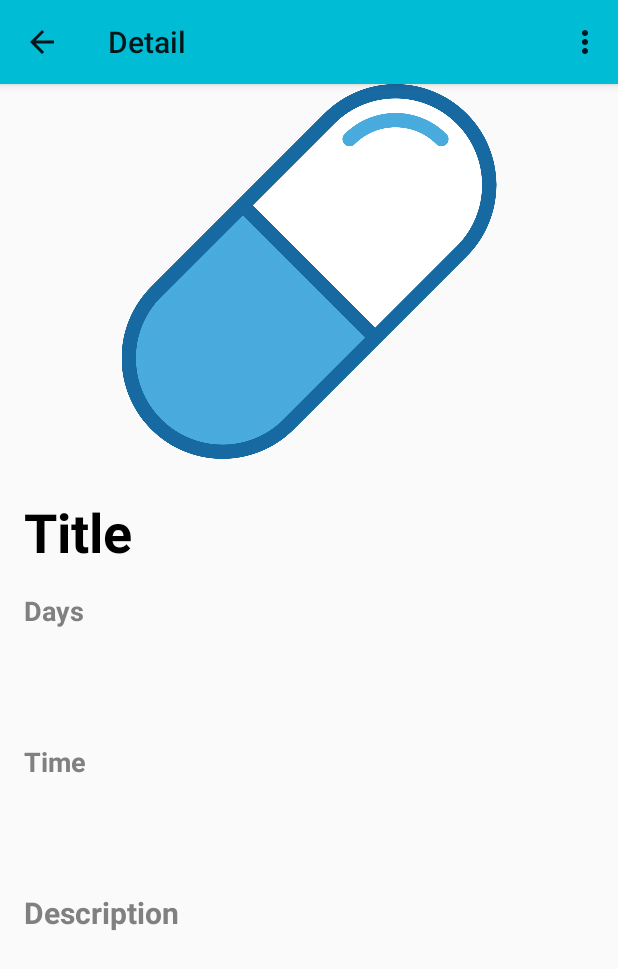
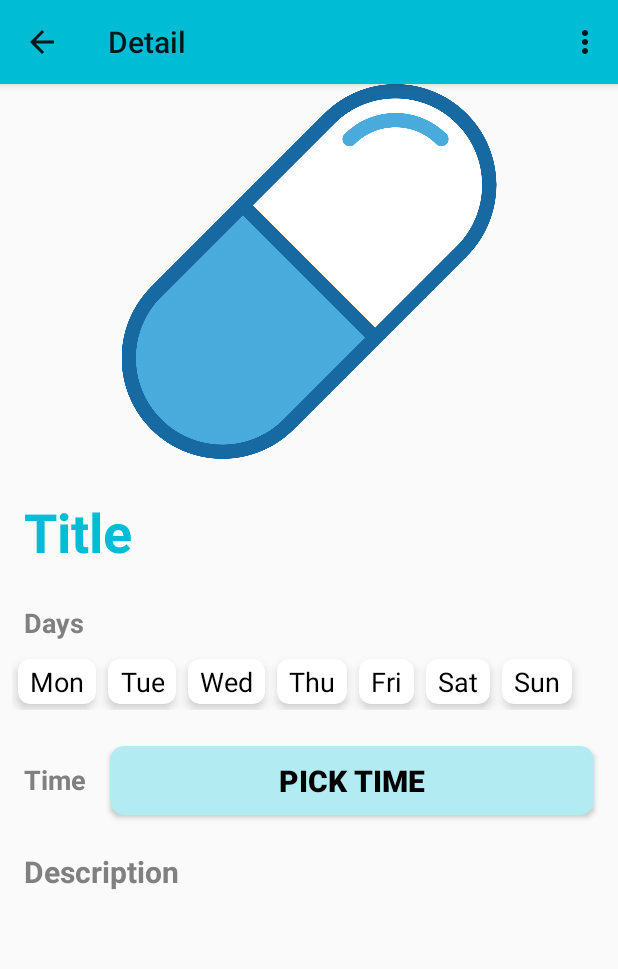
Before and after one commit to sothengski/MyHealthReminder, an Android app: the DetailActivity screen opened directly, with no data from a screen before it, on a phone screen of 412 x 824 dp. Shown: the top 969 px of the screen. Run offline under Robolectric (Android 15) with nearby library versions, the phone set to English and light mode, and no system bars; 3 statements that could not run were skipped.

Commit message:
Updated Detail Screen

```diff
--- a/app/src/main/java/com/example/myhealthreminder/CreateActivity.kt
+++ b/app/src/main/java/com/example/myhealthreminder/CreateActivity.kt
@@ -129,7 +129,7 @@ class CreateActivity : AppCompatActivity() {
             // Get data from EditText
             val title = cTitleInput.text.toString()
             val description = cDescriptionInput.text.toString()
-            val status = 1
+            val status = if (isUpdate) reminderData.status else 1
             // arrayList of DayModel Object
             val daysSelectedList: ArrayList<DayModel> = ArrayList()
             // if timepicker is empty and difference from TimeFormat, set it to ""
--- a/app/src/main/java/com/example/myhealthreminder/DetailActivity.kt
+++ b/app/src/main/java/com/example/myhealthreminder/DetailActivity.kt
@@ -15,8 +15,12 @@ import androidx.appcompat.app.AlertDialog
 import androidx.appcompat.app.AppCompatActivity
 import androidx.core.view.ViewCompat
 import androidx.core.view.WindowInsetsCompat
-import com.example.myhealthreminder.models.AlarmItemModel
+import androidx.recyclerview.widget.LinearLayoutManager
+import androidx.recyclerview.widget.RecyclerView
+import com.example.myhealthreminder.adapters.DaysAdapter
+import com.example.myhealthreminder.models.DayModel
 import com.example.myhealthreminder.models.ReminderModel
+import com.example.myhealthreminder.models.dayList
 import com.example.myhealthreminder.utils.DataBaseHelper
 import com.example.myhealthreminder.utils.cancelAllAlarmTimes
 import com.example.myhealthreminder.utils.convertTimeFormat
@@ -26,6 +30,9 @@ class DetailActivity : AppCompatActivity() {
     private var TAG = "DetailActivity"
     private var dbHelper: DataBaseHelper? = null
     lateinit var reminderData: ReminderModel
+
+    var daysList: ArrayList<DayModel>? = null
+    var daysSelected = ""
 
     override fun onCreate(savedInstanceState: Bundle?) {
         super.onCreate(savedInstanceState)
@@ -44,9 +51,16 @@ class DetailActivity : AppCompatActivity() {
         val imageView: ImageView = findViewById(R.id.imageView)
         val dTitle: TextView = findViewById(R.id.dTitle)
         val dDescription: TextView = findViewById(R.id.dDescriptionData)
-        val dDay: TextView = findViewById(R.id.dDayData)
-        val dTime: TextView = findViewById(R.id.dTimeData)
+//        val dDay: TextView = findViewById(R.id.dDayData)
+//        val dTime: TextView = findViewById(R.id.dTimeData)
+        val btnRemiderTime: Button = findViewById(R.id.btnRemiderTime)
         val dDeleteBtn: Button = findViewById(R.id.dDeleteBtn)
+
+        daysList = dayList
+        // for each day in daysList, set status to false
+        for (day in daysList!!) {
+            day.status = false
+        }
 
         // Get the data from the intent
         val intent = intent
@@ -58,9 +72,21 @@ class DetailActivity : AppCompatActivity() {
             imageView.setImageResource(bundle.getInt("image"))
             dTitle.text = (reminderData.title)
             dDescription.text = (reminderData.description)
-            dDay.text = (reminderData.reminderDays)
-            dTime.text = convertTimeFormat(reminderData.reminderTimes)
+//            dDay.text = (reminderData.reminderDays)
+            daysSelected = reminderData.reminderDays
+//            dTime.text = convertTimeFormat(reminderData.reminderTimes)
+            btnRemiderTime.text = convertTimeFormat(reminderData.reminderTimes)
+
+            // Set the days selected
+            for (day in daysList!!) {
+                if (daysSelected.contains(day.title)) {
+                    day.status = true
+//                    Log.d("TAG", "day: ${day.title} status: ${day.status}")
+                }
+            }
         }
+        // disable reminder time button
+        btnRemiderTime.isClickable = false
 
         supportActionBar!!.title =
             "Detail" // ${if (reminderData.status == 1) "active" else "inactive"}
@@ -70,6 +96,37 @@ class DetailActivity : AppCompatActivity() {
         dDeleteBtn.setOnClickListener {
             deleteConfirmation(reminderData)
         }
+        daysRecyclerView(daysList!!)
+    }
+
+    private fun daysRecyclerView(daysListData: ArrayList<DayModel>) {
+        // 1- RecyclerView
+        val daysRecyclerView: RecyclerView = findViewById(R.id.recyclerView_filter)
+        daysRecyclerView.layoutManager =
+            LinearLayoutManager(this, LinearLayoutManager.HORIZONTAL, false)
+
+
+        // 2- Data source: List of ReminderModel Object
+//        var filter1 = DayModel(1, "Mon", true)
+//        var filter2 = DayModel(2, "Tue", false)
+//        var filter3 = DayModel(3, "Wed", false)
+//        var filter4 = DayModel(4, "Thu", false)
+//        var filter5 = DayModel(5, "Fri", false)
+//        var filter6 = DayModel(6, "Sat", false)
+//        var filter7 = DayModel(7, "Sun", false)
+//
+//        daysList.add(filter1)
+//        daysList.add(filter2)
+//        daysList.add(filter3)
+//        daysList.add(filter4)
+//        daysList.add(filter5)
+//        daysList.add(filter6)
+//        daysList.add(filter7)
+
+        // 3- Adapter
+        val adapter = DaysAdapter(daysListData, false)
+        daysRecyclerView.adapter = adapter
+        // disable click on the recycler view
     }
 
     override fun onCreateOptionsMenu(menu: Menu?): Boolean {
@@ -120,17 +177,14 @@ class DetailActivity : AppCompatActivity() {
             if (reminderData.status == 1) {
                 // schedule the alarm
                 setAllAlarmTimes(this, reminderData)
-            }
-            else {
+            } else {
                 // Cancel the alarm
                 cancelAllAlarmTimes(this, reminderData)
             }
 
-
             // Update the menu item title to reflect the new status value (active or inactive) in the menu
             invalidateOptionsMenu() // This will trigger the onCreateOptionsMenu method to be called again
             Toast.makeText(this, "Status updated successfully", Toast.LENGTH_SHORT).show()
-
         }
     }
 
--- a/app/src/main/java/com/example/myhealthreminder/adapters/DaysAdapter.kt
+++ b/app/src/main/java/com/example/myhealthreminder/adapters/DaysAdapter.kt
@@ -11,7 +11,10 @@ import androidx.recyclerview.widget.RecyclerView
 import com.example.myhealthreminder.models.DayModel
 import com.example.myhealthreminder.R
 
-class DaysAdapter(private val daysList: ArrayList<DayModel>) :
+class DaysAdapter(
+    private val daysList: ArrayList<DayModel>,
+    private val isClickable: Boolean = true
+) :
     RecyclerView.Adapter<DaysAdapter.MyViewHolder>() {
     // ViewHolder: Holds references to the views within each item in the recyclerView
     private var listener: OnItemClickListener? = null
@@ -35,21 +38,27 @@ class DaysAdapter(private val daysList: ArrayList<DayModel>) :
         val filterData: DayModel = daysList[position]
         holder.bindItems(filterData)
 
-        // Set click listener for the card view
-        holder.itemView.setOnClickListener {
+        if (!isClickable) {
+            holder.itemView.setOnClickListener(null)
+        } else {
+            // Set click listener for the card view
+            holder.itemView.setOnClickListener {
 //            Toast.makeText(
 //                holder.itemView.context,
 //                "You Clicked: ${filterData.title}",
 //                Toast.LENGTH_SHORT
 //            ).show()
-            // Handle the click event here
-            filterData.status = !filterData.status
-            notifyDataSetChanged()
+                // Handle the click event here
+                filterData.status = !filterData.status
+                notifyDataSetChanged()
 
 //            if (listener != null) {
 //                listener!!.onItemClick(filterData, position)
 //            }
+            }
         }
+
+
     }
 
     inner class MyViewHolder(itemView: View) : RecyclerView.ViewHolder(itemView) {
--- a/app/src/main/res/layout/activity_detail.xml
+++ b/app/src/main/res/layout/activity_detail.xml
@@ -7,7 +7,6 @@
     android:fillViewport="true"
     android:orientation="vertical"
     tools:context=".DetailActivity">
-
 
     <androidx.constraintlayout.widget.ConstraintLayout
         android:id="@+id/constraintLayout"
@@ -30,7 +29,7 @@
             android:layout_marginStart="16dp"
             android:layout_marginTop="24dp"
             android:text="Title"
-            android:textColor="@color/black"
+            android:textColor="@color/primary"
             android:textSize="36sp"
             android:textStyle="bold"
             app:layout_constraintStart_toStartOf="parent"
@@ -41,7 +40,7 @@
             android:layout_width="wrap_content"
             android:layout_height="wrap_content"
             android:layout_marginStart="16dp"
-            android:layout_marginTop="16dp"
+            android:layout_marginTop="24dp"
             android:text="@string/days"
             android:textColor="@color/gray"
             android:textSize="18sp"
@@ -49,66 +48,95 @@
             app:layout_constraintStart_toStartOf="parent"
             app:layout_constraintTop_toBottomOf="@+id/dTitle" />
 
-        <TextView
-            android:id="@+id/dDayData"
-            android:layout_width="wrap_content"
+        <androidx.recyclerview.widget.RecyclerView
+            android:id="@+id/recyclerView_filter"
+            android:layout_width="match_parent"
             android:layout_height="wrap_content"
-            android:layout_marginStart="16dp"
-            android:layout_marginTop="16dp"
-            android:text=""
-            android:textColor="@color/black"
-            android:textSize="24sp"
-            android:textStyle="bold"
+            android:layout_margin="8dp"
+            android:layout_marginTop="260dp"
+            android:nestedScrollingEnabled="true"
+            app:layout_constraintEnd_toEndOf="parent"
             app:layout_constraintStart_toStartOf="parent"
             app:layout_constraintTop_toBottomOf="@+id/dDayLabel" />
+
+        <!--        <TextView-->
+        <!--            android:id="@+id/dDayData"-->
+        <!--            android:layout_width="wrap_content"-->
+        <!--            android:layout_height="wrap_content"-->
+        <!--            android:layout_marginStart="16dp"-->
+        <!--            android:layout_marginTop="16dp"-->
+        <!--            android:text=""-->
+        <!--            android:textColor="@color/black"-->
+        <!--            android:textSize="24sp"-->
+        <!--            android:textStyle="bold"-->
+        <!--            app:layout_constraintStart_toStartOf="parent"-->
+        <!--            app:layout_constraintTop_toBottomOf="@+id/dDayLabel" />-->
 
         <TextView
             android:id="@+id/dTimeLabel"
             android:layout_width="wrap_content"
             android:layout_height="wrap_content"
             android:layout_marginStart="16dp"
-            android:layout_marginTop="76dp"
+            android:layout_marginTop="34dp"
             android:text="@string/time"
             android:textColor="@color/gray"
             android:textSize="18sp"
             android:textStyle="bold"
             app:layout_constraintStart_toStartOf="parent"
-            app:layout_constraintTop_toBottomOf="@+id/dDayLabel" />
+            app:layout_constraintTop_toBottomOf="@+id/recyclerView_filter" />
 
-        <TextView
-            android:id="@+id/dTimeData"
-            android:layout_width="wrap_content"
-            android:layout_height="56dp"
-            android:layout_marginStart="76dp"
-            android:layout_marginTop="76dp"
-            android:text=""
+        <Button
+            android:id="@+id/btnRemiderTime"
+            android:layout_width="0dp"
+            android:layout_height="46dp"
+            android:layout_marginStart="16dp"
+            android:layout_marginTop="24dp"
+            android:layout_marginEnd="16dp"
+            android:background="@drawable/button_bg"
+            android:backgroundTint="@color/primaryLight"
+            android:elevation="4dp"
+            android:text="@string/pick_time"
             android:textColor="@color/black"
-            android:textSize="24sp"
+            android:textSize="20sp"
             android:textStyle="bold"
-            app:layout_constraintStart_toStartOf="parent"
-            app:layout_constraintTop_toBottomOf="@+id/dDayLabel" />
+            app:layout_constraintEnd_toEndOf="parent"
+            app:layout_constraintStart_toEndOf="@+id/dTimeLabel"
+            app:layout_constraintTop_toBottomOf="@+id/recyclerView_filter" />
+
+        <!--        <TextView-->
+        <!--            android:id="@+id/dTimeData"-->
+        <!--            android:layout_width="wrap_content"-->
+        <!--            android:layout_height="56dp"-->
+        <!--            android:layout_marginStart="76dp"-->
+        <!--            android:layout_marginTop="16dp"-->
+        <!--            android:text=""-->
+        <!--            android:textColor="@color/black"-->
+        <!--            android:textSize="24sp"-->
+        <!--            android:textStyle="bold"-->
+        <!--            app:layout_constraintStart_toStartOf="parent"-->
+        <!--            app:layout_constraintTop_toBottomOf="@+id/dTimeLabel" />-->
 
         <TextView
             android:id="@+id/dDescriptionLabel"
             android:layout_width="wrap_content"
             android:layout_height="wrap_content"
             android:layout_marginStart="16dp"
-            android:layout_marginTop="216dp"
+            android:layout_marginTop="24dp"
             android:text="Description"
             android:textColor="@color/gray"
             android:textSize="20sp"
             android:textStyle="bold"
             app:layout_constraintStart_toStartOf="parent"
-            app:layout_constraintTop_toBottomOf="@+id/dTitle" />
+            app:layout_constraintTop_toBottomOf="@+id/btnRemiderTime" />
 
         <TextView
             android:id="@+id/dDescriptionData"
             android:layout_width="0dp"
             android:layout_height="wrap_content"
             android:layout_margin="16dp"
-            android:textColor="@color/black"
+            android:textColor="@color/darkGray"
             android:textSize="20sp"
-            android:textStyle="bold"
+            android:textStyle="normal|italic"
             app:layout_constraintEnd_toEndOf="parent"
             app:layout_constraintStart_toStartOf="parent"
             app:layout_constraintTop_toBottomOf="@+id/dDescriptionLabel" />
```
Also changed, not shown: app/src/main/java/com/example/myhealthreminder/MainActivity.kt (+104 -108 lines).
